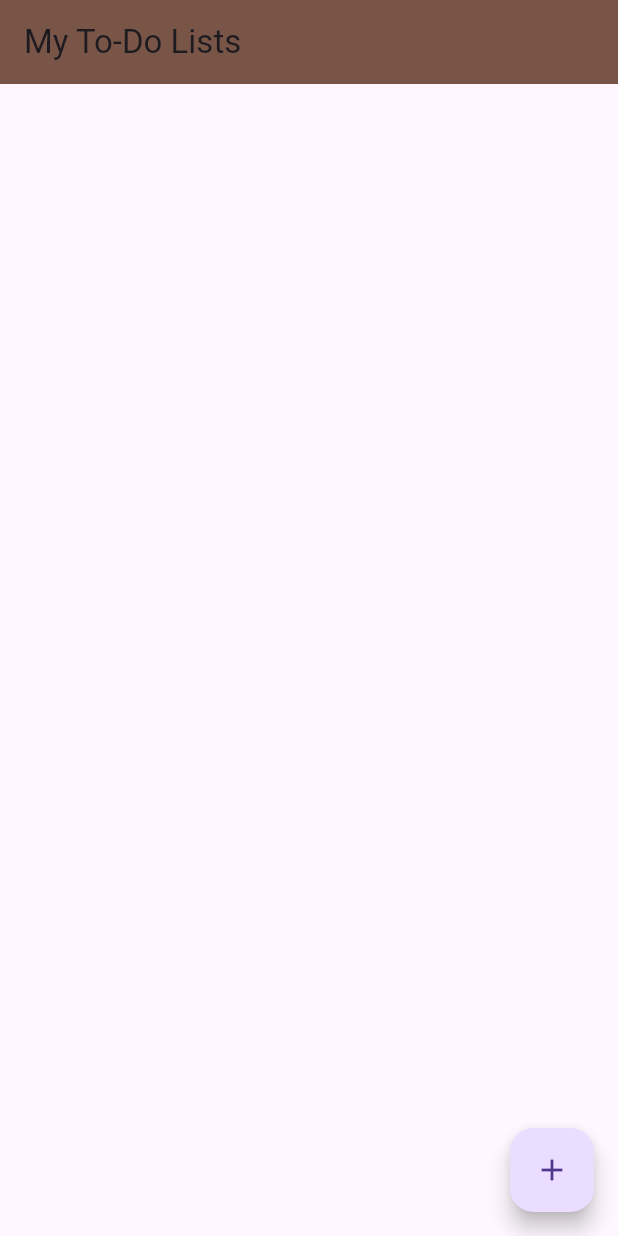
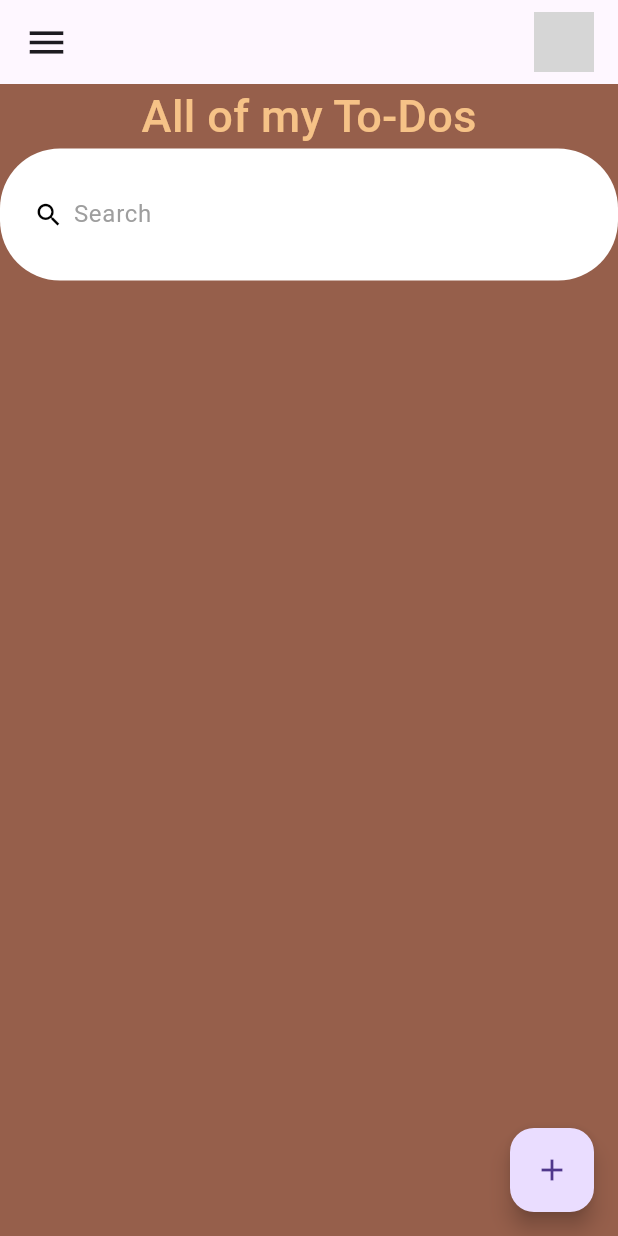
Before and after one commit to Aari999/Flutter, a Flutter app: the screen it shows after launch, on a phone screen of 412 x 824 dp. Run offline on Flutter 3.47's test engine with Material 3 defaults, Android fonts, the phone set to English and light mode, and no system bars; grey boxes are pictures that could not be loaded.

Commit message:
second update

```diff
--- a/lib/home.dart
+++ b/lib/home.dart
@@ -1,3 +1,5 @@
+// ignore_for_file: avoid_print
+
 import 'package:flutter/material.dart';
 
 class TodoItem {
@@ -17,6 +19,38 @@ class MyHomePage extends StatefulWidget {
 class _MyHomePageState extends State<MyHomePage> {
   // ignore: prefer_final_fields
   List<TodoItem> todos = [];
+  List<TodoItem> foundtodos = [];
+  TextEditingController searchController = TextEditingController();
+
+  @override
+  void initState() {
+    foundtodos = List<TodoItem>.from(todos);
+    super.initState();
+  }
+
+  Color dayBackgroundColor = const Color.fromARGB(255, 166, 106, 15);
+  Color dayTextColor = const Color.fromARGB(255, 255, 181, 101);
+
+  Color nightBackgroundColor = Colors.black;
+  Color nightTextColor = Colors.white;
+
+  final ThemeData kDayTheme = ThemeData(
+    brightness: Brightness.light,
+    primarySwatch: Colors.blue,
+  );
+
+  final ThemeData kNightTheme = ThemeData(
+    brightness: Brightness.dark,
+    hintColor: Colors.green,
+  );
+
+  bool isNightMode = false;
+
+  void toggleTheme() {
+    setState(() {
+      isNightMode = !isNightMode;
+    });
+  }
 
   void addTask() {
     showDialog(
@@ -61,38 +95,131 @@ class _MyHomePageState extends State<MyHomePage> {
     });
   }
 
+  Widget searchBox() {
+    return Container(
+      padding: const EdgeInsets.symmetric(horizontal: 20, vertical: 20),
+      decoration: BoxDecoration(
+        color: Colors.white,
+        borderRadius: BorderRadius.circular(40),
+      ),
+      child: TextField(
+        controller: searchController,
+        onChanged: (value) {
+          searcher(value);
+        },
+        decoration: const InputDecoration(
+            contentPadding: EdgeInsets.all(0),
+            prefixIcon: Icon(
+              Icons.search,
+              color: Colors.black,
+              size: 20,
+            ),
+            prefixIconConstraints: BoxConstraints(
+              maxHeight: 20,
+              minWidth: 25,
+            ),
+            border: InputBorder.none,
+            hintText: 'Search',
+            hintStyle: TextStyle(color: Colors.grey)),
+      ),
+    );
+  }
+
+  void searcher(String searchingword) {
+    List<TodoItem> results = [];
+    if (searchingword.isEmpty) {
+      results = List<TodoItem>.from(todos);
+    } else {
+      results = todos
+          .where((todo) =>
+              todo.title.toLowerCase().contains(searchingword.toLowerCase()))
+          .toList();
+    }
+    setState(() {
+      foundtodos = results;
+    });
+  }
+
   @override
   Widget build(BuildContext context) {
     return Scaffold(
+      backgroundColor: const Color.fromARGB(255, 150, 95, 75),
       appBar: AppBar(
-        title: const Text('My To-Do Lists'),
-        backgroundColor: Colors.brown,
+        elevation: 0,
+        title:
+            Row(mainAxisAlignment: MainAxisAlignment.spaceBetween, children: [
+          const Icon(
+            Icons.menu,
+            size: 30,
           ),
-      body: ListView.builder(
+          SizedBox(
+            height: 40,
+            width: 40,
+            child: ClipRRect(
+              borderRadius: BorderRadius.circular(40),
+              child: Image.asset('assets/images/IMan.jpg'),
+            ),
+          )
+        ]),
+      ),
+      body: Column(
+        children: [
+          const Text('All of my To-Dos',
+              style: TextStyle(
+                  fontSize: 30,
+                  fontWeight: FontWeight.w500,
+                  color: Color.fromARGB(255, 246, 194, 135))),
+          searchBox(),
+          Expanded(
+            child: ClipRRect(
+              borderRadius: BorderRadius.circular(20),
+              child: ListView.builder(
                 itemCount: todos.length,
                 itemBuilder: (BuildContext context, int index) {
                   return Dismissible(
                     key: Key(todos[index].title),
                     background: Container(
-              color: const Color.fromARGB(255, 255, 212, 153),
+                      color: const Color.fromARGB(255, 88, 52, 2),
                       alignment: Alignment.centerRight,
-              padding: const EdgeInsetsDirectional.all(8.0),
-              child: const Icon(Icons.delete, color: Colors.white),
+                      padding: const EdgeInsetsDirectional.all(20.0),
+                      child: const Icon(Icons.delete,
+                          color: Color.fromARGB(255, 46, 25, 12)),
                     ),
                     onDismissed: (direction) {
                       deleteTask(index);
+                      print('Task Deleted');
                     },
+                    child: Container(
+                      margin: const EdgeInsets.only(bottom: 10),
+                      color: Colors.white,
                       child: CheckboxListTile(
-              title: Text(todos[index].title),
+                        title: Text(
+                          todos[index].title,
+                          style: TextStyle(
+                            decoration: todos[index].isDone
+                                ? TextDecoration.lineThrough
+                                : null,
+                          ),
+                        ),
                         value: todos[index].isDone,
                         onChanged: (bool? value) {
                           setState(() {
                             todos[index].isDone = value ?? false;
                           });
+                          // ignore: unused_label
+                          onTap:
+                          () {
+                            print('Clicked on a Todo task');
+                          };
                         },
+                      ),
                     ),
                   );
                 },
+              ),
+            ),
+          ),
+        ],
       ),
       floatingActionButton: FloatingActionButton(
         onPressed: addTask,
--- a/lib/main.dart
+++ b/lib/main.dart
@@ -3,12 +3,32 @@ import 'package:todo/home.dart';
 
 void main() => runApp(const MyApp());
 
-class MyApp extends StatelessWidget {
+class MyApp extends StatefulWidget {
   const MyApp({super.key});
+
+  @override
+  State<MyApp> createState() => _MyAppState();
+}
+
+class _MyAppState extends State<MyApp> {
+  final ThemeData kDayTheme = ThemeData(
+    brightness: Brightness.light,
+    primarySwatch: Colors.blue,
+  );
+
+  final ThemeData kNightTheme = ThemeData(
+    brightness: Brightness.dark,
+    hintColor: Colors.green,
+  );
+
+  bool isNightMode = false;
 
   @override
   Widget build(BuildContext context) {
     return const MaterialApp(
+      //theme: isNightMode? kNightTheme : kDayTheme,
+      color: Color.fromARGB(255, 184, 111, 197),
+      debugShowCheckedModeBanner: false,
       title: 'To-Do List',
       home: MyHomePage(),
     );
```
Also changed, not shown: assets/IMan.jpg (added). Lines whose indentation alone changed are shown as unchanged.
